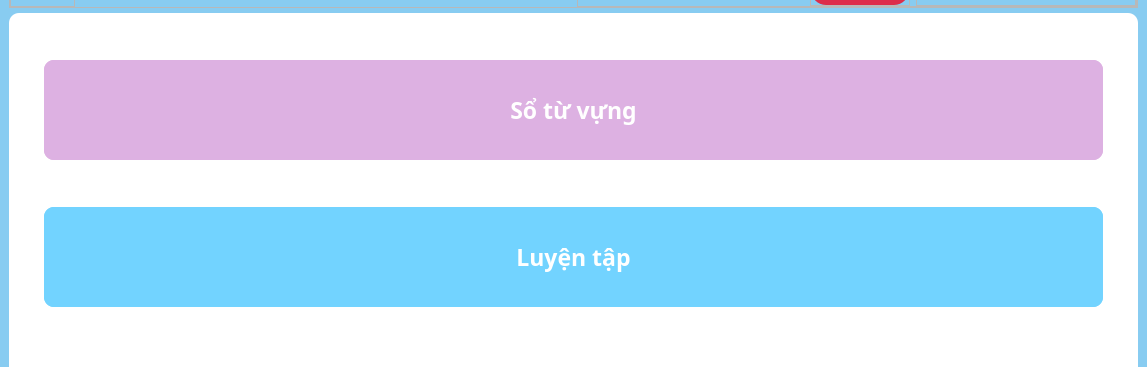
Old version of the form UI/forms/main_screen.ui in the repository yuukun123/LexiLand; both pictures show x 0 to 1147 and y 88 to 455 of the 1147 by 722 pixel window.
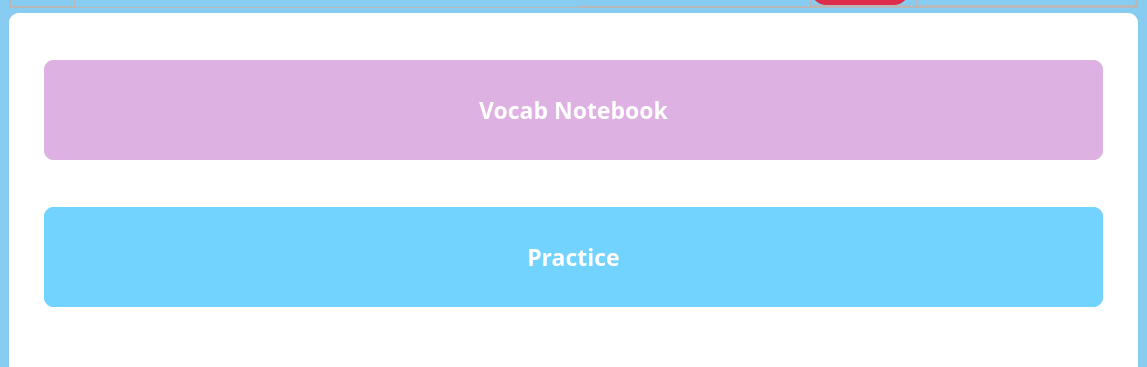
New version of the form. Icons and pictures are not drawn.

Patch:
```diff
--- a/UI/forms/main_screen.ui
+++ b/UI/forms/main_screen.ui
@@ -680,7 +680,7 @@
 }</string>
                   </property>
                   <property name="text">
-                   <string>Sổ từ vựng</string>
+                   <string>Vocab Notebook</string>
                   </property>
                   <property name="icon">
                    <iconset resource="../../resource/resource.qrc">
@@ -761,7 +761,7 @@
 }</string>
                   </property>
                   <property name="text">
-                   <string>Luyện tập</string>
+                   <string>Practice</string>
                   </property>
                   <property name="icon">
                    <iconset resource="../../resource/resource.qrc">
```
